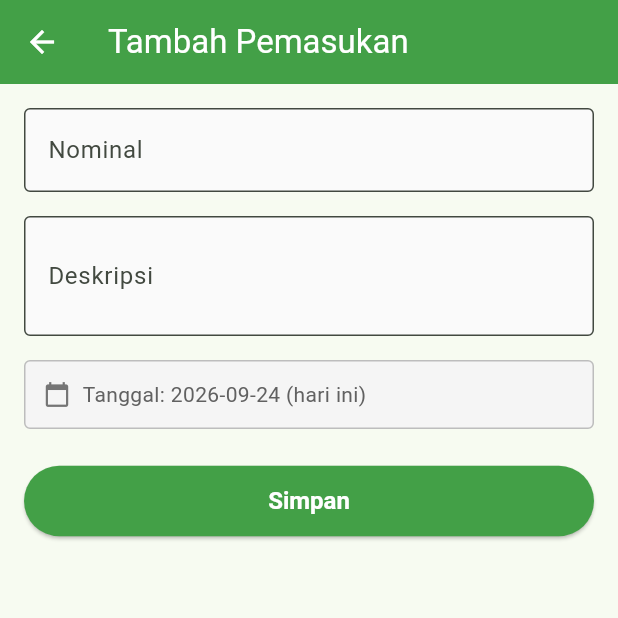
After one commit to AdaniMaulidan/catat_keuangan, a Flutter app: the screen it shows after launch, after a tap on the "add" icon, on a phone screen of 412 x 824 dp, the top half of it. The commit adds this screen. Run offline on Flutter 3.47's test engine with Material 3 defaults, Android fonts, the phone set to English and light mode, and no system bars; our stand-ins replace sqflite; accounts and stored records are empty.

Commit message:
Add income CRUD

```diff
--- /dev/null
+++ b/lib/screens/income/income_form_screen.dart
@@ -0,0 +1,239 @@
+import 'package:flutter/material.dart';
+import 'package:flutter/services.dart';
+import '../../models/transaction_model.dart';
+import '../../repositories/transaction_repository.dart';
+
+// Form untuk menambah atau mengedit pemasukan.
+//
+// Mode tambah: panggil tanpa parameter `transaction`.
+// Mode edit  : panggil dengan `transaction` berisi data yang ingin diedit.
+//
+// Setelah simpan berhasil, screen ini akan di-pop dengan nilai `true`
+// sehingga screen pemanggil bisa refresh daftarnya.
+class IncomeFormScreen extends StatefulWidget {
+  final TransactionModel? transaction; // null = mode tambah, non-null = mode edit
+
+  const IncomeFormScreen({super.key, this.transaction});
+
+  @override
+  State<IncomeFormScreen> createState() => _IncomeFormScreenState();
+}
+
+class _IncomeFormScreenState extends State<IncomeFormScreen> {
+  final _formKey = GlobalKey<FormState>();
+  final _amountController = TextEditingController();
+  final _descriptionController = TextEditingController();
+
+  final _repository = TransactionRepository();
+  bool _isSaving = false;
+
+  bool get _isEditMode => widget.transaction != null;
+
+  @override
+  void initState() {
+    super.initState();
+    // Jika mode edit, isi field dengan data yang sudah ada.
+    if (_isEditMode) {
+      _amountController.text =
+          widget.transaction!.amount.toStringAsFixed(0);
+      _descriptionController.text = widget.transaction!.description;
+    }
+  }
+
+  @override
+  void dispose() {
+    _amountController.dispose();
+    _descriptionController.dispose();
+    super.dispose();
+  }
+
+  // Mendapatkan tanggal hari ini dalam format YYYY-MM-DD.
+  String _getTodayDate() {
+    final now = DateTime.now();
+    final month = now.month.toString().padLeft(2, '0');
+    final day = now.day.toString().padLeft(2, '0');
+    return '${now.year}-$month-$day';
+  }
+
+  Future<void> _save() async {
+    // Validasi form — jika ada field yang invalid, hentikan.
+    if (!_formKey.currentState!.validate()) return;
+
+    final amountText = _amountController.text.trim();
+    final description = _descriptionController.text.trim();
+
+    // Parse nominal — validasi tambahan untuk memastikan angka valid.
+    final amount = double.tryParse(amountText);
+    if (amount == null || amount <= 0) {
+      _showError('Nominal tidak valid.');
+      return;
+    }
+
+    setState(() => _isSaving = true);
+
+    try {
+      if (_isEditMode) {
+        // Mode edit: pertahankan id, type, dan tanggal asli.
+        final updated = widget.transaction!.copyWith(
+          amount: amount,
+          description: description,
+        );
+        await _repository.updateTransaction(updated);
+      } else {
+        // Mode tambah: gunakan tanggal hari ini.
+        final newTransaction = TransactionModel(
+          type: TransactionModel.income,
+          amount: amount,
+          description: description,
+          date: _getTodayDate(),
+        );
+        await _repository.addTransaction(newTransaction);
+      }
+
+      if (mounted) {
+        // Kembalikan true ke screen pemanggil untuk trigger refresh.
+        Navigator.of(context).pop(true);
+      }
+    } catch (e) {
+      if (mounted) {
+        _showError('Gagal menyimpan: $e');
+      }
+    } finally {
+      if (mounted) setState(() => _isSaving = false);
+    }
+  }
+
+  void _showError(String message) {
+    ScaffoldMessenger.of(context).showSnackBar(
+      SnackBar(
+        content: Text(message),
+        backgroundColor: Colors.red.shade700,
+      ),
+    );
+  }
+
+  @override
+  Widget build(BuildContext context) {
+    final title = _isEditMode ? 'Edit Pemasukan' : 'Tambah Pemasukan';
+
+    return Scaffold(
+      appBar: AppBar(
+        title: Text(title),
+        backgroundColor: Colors.green.shade600,
+        foregroundColor: Colors.white,
+      ),
+      body: SingleChildScrollView(
+        padding: const EdgeInsets.all(16),
+        child: Form(
+          key: _formKey,
+          child: Column(
+            crossAxisAlignment: CrossAxisAlignment.stretch,
+            children: [
+              // --- Field Nominal ---
+              TextFormField(
+                controller: _amountController,
+                keyboardType: TextInputType.number,
+                inputFormatters: [
+                  // Hanya boleh angka
+                  FilteringTextInputFormatter.digitsOnly,
+                ],
+                decoration: InputDecoration(
+                  labelText: 'Nominal',
+                  hintText: 'Contoh: 5000000',
+                  prefixText: 'Rp ',
+                  border: const OutlineInputBorder(),
+                  filled: true,
+                  fillColor: Colors.grey.shade50,
+                ),
+                validator: (value) {
+                  if (value == null || value.trim().isEmpty) {
+                    return 'Nominal tidak boleh kosong.';
+                  }
+                  final parsed = double.tryParse(value.trim());
+                  if (parsed == null) {
+                    return 'Nominal harus berupa angka.';
+                  }
+                  if (parsed <= 0) {
+                    return 'Nominal harus lebih dari 0.';
+                  }
+                  return null;
+                },
+              ),
+              const SizedBox(height: 16),
+
+              // --- Field Deskripsi ---
+              TextFormField(
+                controller: _descriptionController,
+                keyboardType: TextInputType.text,
+                textCapitalization: TextCapitalization.sentences,
+                maxLines: 2,
+                decoration: InputDecoration(
+                  labelText: 'Deskripsi',
+                  hintText: 'Contoh: Gaji bulanan',
+                  border: const OutlineInputBorder(),
+                  filled: true,
+                  fillColor: Colors.grey.shade50,
+                ),
+                validator: (value) {
+                  if (value == null || value.trim().isEmpty) {
+                    return 'Deskripsi tidak boleh kosong.';
+                  }
+                  return null;
+                },
+              ),
+              const SizedBox(height: 16),
+
+              // --- Info Tanggal (read-only) ---
+              Container(
+                padding: const EdgeInsets.all(12),
+                decoration: BoxDecoration(
+                  color: Colors.grey.shade100,
+                  border: Border.all(color: Colors.grey.shade400),
+                  borderRadius: BorderRadius.circular(4),
+                ),
+                child: Row(
+                  children: [
+                    Icon(Icons.calendar_today,
+                        size: 18, color: Colors.grey.shade600),
+                    const SizedBox(width: 8),
+                    Text(
+                      _isEditMode
+                          ? 'Tanggal: ${widget.transaction!.date}'
+                          : 'Tanggal: ${_getTodayDate()} (hari ini)',
+                      style: TextStyle(color: Colors.grey.shade700),
+                    ),
+                  ],
+                ),
+              ),
+              const SizedBox(height: 24),
+
+              // --- Tombol Simpan ---
+              ElevatedButton(
+                onPressed: _isSaving ? null : _save,
+                style: ElevatedButton.styleFrom(
+                  backgroundColor: Colors.green.shade600,
+                  foregroundColor: Colors.white,
+                  padding: const EdgeInsets.symmetric(vertical: 14),
+                  textStyle: const TextStyle(
+                    fontSize: 16,
+                    fontWeight: FontWeight.bold,
+                  ),
+                ),
+                child: _isSaving
+                    ? const SizedBox(
+                        height: 20,
+                        width: 20,
+                        child: CircularProgressIndicator(
+                          color: Colors.white,
+                          strokeWidth: 2,
+                        ),
+                      )
+                    : Text(_isEditMode ? 'Simpan Perubahan' : 'Simpan'),
+              ),
+            ],
+          ),
+        ),
+      ),
+    );
+  }
+}
--- /dev/null
+++ b/lib/screens/income/income_screen.dart
@@ -0,0 +1,319 @@
+import 'package:flutter/material.dart';
+import '../../models/transaction_model.dart';
+import '../../repositories/transaction_repository.dart';
+import '../../utils/currency_formatter.dart';
+import 'income_form_screen.dart';
+
+// Screen daftar pemasukan.
+// Menampilkan semua transaksi dengan type 'income'.
+// Menyediakan aksi: tambah, edit, dan hapus.
+class IncomeScreen extends StatefulWidget {
+  const IncomeScreen({super.key});
+
+  @override
+  State<IncomeScreen> createState() => _IncomeScreenState();
+}
+
+class _IncomeScreenState extends State<IncomeScreen> {
+  final _repository = TransactionRepository();
+
+  // State: data pemasukan
+  List<TransactionModel> _incomeList = [];
+  bool _isLoading = true;
+  String? _errorMessage;
+
+  @override
+  void initState() {
+    super.initState();
+    _loadIncome();
+  }
+
+  // Mengambil data pemasukan dari repository.
+  Future<void> _loadIncome() async {
+    setState(() {
+      _isLoading = true;
+      _errorMessage = null;
+    });
+
+    try {
+      final data = await _repository.getIncomeTransactions();
+      if (mounted) {
+        setState(() {
+          _incomeList = data;
+          _isLoading = false;
+        });
+      }
+    } catch (e) {
+      if (mounted) {
+        setState(() {
+          _errorMessage = 'Gagal memuat data: $e';
+          _isLoading = false;
+        });
+      }
+    }
+  }
+
+  // Navigasi ke form tambah pemasukan.
+  Future<void> _navigateToAdd() async {
+    final result = await Navigator.of(context).push<bool>(
+      MaterialPageRoute(
+        builder: (_) => const IncomeFormScreen(),
+      ),
+    );
+    // Jika form mengembalikan true (berhasil simpan), refresh daftar.
+    if (result == true) {
+      await _loadIncome();
+    }
+  }
+
+  // Navigasi ke form edit pemasukan.
+  Future<void> _navigateToEdit(TransactionModel transaction) async {
+    final result = await Navigator.of(context).push<bool>(
+      MaterialPageRoute(
+        builder: (_) => IncomeFormScreen(transaction: transaction),
+      ),
+    );
+    if (result == true) {
+      await _loadIncome();
+    }
+  }
+
+  // Tampilkan dialog konfirmasi sebelum hapus.
+  Future<void> _confirmDelete(TransactionModel transaction) async {
+    final confirmed = await showDialog<bool>(
+      context: context,
+      builder: (ctx) => AlertDialog(
+        title: const Text('Hapus Pemasukan'),
+        content: Text(
+          'Apakah Anda yakin ingin menghapus pemasukan\n'
+          '"${transaction.description}"?',
+        ),
+        actions: [
+          TextButton(
+            onPressed: () => Navigator.of(ctx).pop(false),
+            child: const Text('Batal'),
+          ),
+          TextButton(
+            onPressed: () => Navigator.of(ctx).pop(true),
+            style: TextButton.styleFrom(foregroundColor: Colors.red),
+            child: const Text('Hapus'),
+          ),
+        ],
+      ),
+    );
+
+    if (confirmed == true) {
+      await _deleteIncome(transaction);
+    }
+  }
+
+  // Menjalankan penghapusan dan refresh daftar.
+  Future<void> _deleteIncome(TransactionModel transaction) async {
+    try {
+      await _repository.deleteTransaction(transaction.id!);
+      await _loadIncome();
+      if (mounted) {
+        ScaffoldMessenger.of(context).showSnackBar(
+          const SnackBar(
+            content: Text('Pemasukan berhasil dihapus.'),
+            duration: Duration(seconds: 2),
+          ),
+        );
+      }
+    } catch (e) {
+      if (mounted) {
+        ScaffoldMessenger.of(context).showSnackBar(
+          SnackBar(
+            content: Text('Gagal menghapus: $e'),
+            backgroundColor: Colors.red.shade700,
+          ),
+        );
+      }
+    }
+  }
+
+  // Mengubah format tanggal dari 'YYYY-MM-DD' ke tampilan yang lebih mudah dibaca.
+  // Contoh: '2026-09-24' → '24 Sep 2026'
+  String _formatDate(String date) {
+    final parts = date.split('-');
+    if (parts.length != 3) return date;
+
+    const months = [
+      '', 'Jan', 'Feb', 'Mar', 'Apr', 'Mei', 'Jun',
+      'Jul', 'Ags', 'Sep', 'Okt', 'Nov', 'Des',
+    ];
+
+    final day = int.tryParse(parts[2]) ?? 0;
+    final month = int.tryParse(parts[1]) ?? 0;
+    final year = parts[0];
+
+    if (month < 1 || month > 12) return date;
+    return '$day ${months[month]} $year';
+  }
+
+  @override
+  Widget build(BuildContext context) {
+    return Scaffold(
+      appBar: AppBar(
+        title: const Text('Pemasukan'),
+        backgroundColor: Colors.green.shade600,
+        foregroundColor: Colors.white,
+        actions: [
+          // Tombol refresh manual
+          IconButton(
+            icon: const Icon(Icons.refresh),
+            tooltip: 'Refresh',
+            onPressed: _loadIncome,
+          ),
+        ],
+      ),
+      body: _buildBody(),
+      floatingActionButton: FloatingActionButton(
+        onPressed: _navigateToAdd,
+        backgroundColor: Colors.green.shade600,
+        foregroundColor: Colors.white,
+        tooltip: 'Tambah Pemasukan',
+        child: const Icon(Icons.add),
+      ),
+    );
+  }
+
+  Widget _buildBody() {
+    // State: loading
+    if (_isLoading) {
+      return const Center(child: CircularProgressIndicator());
+    }
+
+    // State: error
+    if (_errorMessage != null) {
+      return Center(
+        child: Column(
+          mainAxisAlignment: MainAxisAlignment.center,
+          children: [
+            Icon(Icons.error_outline, size: 48, color: Colors.red.shade400),
+            const SizedBox(height: 12),
+            Text(
+              _errorMessage!,
+              textAlign: TextAlign.center,
+              style: TextStyle(color: Colors.red.shade700),
+            ),
+            const SizedBox(height: 12),
+            TextButton.icon(
+              onPressed: _loadIncome,
+              icon: const Icon(Icons.refresh),
+              label: const Text('Coba lagi'),
+            ),
+          ],
+        ),
+      );
+    }
+
+    // State: data kosong
+    if (_incomeList.isEmpty) {
+      return Center(
+        child: Column(
+          mainAxisAlignment: MainAxisAlignment.center,
+          children: [
+            Icon(Icons.inbox_outlined, size: 64, color: Colors.grey.shade400),
+            const SizedBox(height: 16),
+            Text(
+              'Belum ada pemasukan.',
+              style: TextStyle(
+                fontSize: 16,
+                color: Colors.grey.shade600,
+              ),
+            ),
+            const SizedBox(height: 8),
+            Text(
+              'Tekan tombol + untuk menambah pemasukan.',
+              style: TextStyle(
+                fontSize: 13,
+                color: Colors.grey.shade500,
+              ),
+            ),
+          ],
+        ),
+      );
+    }
+
+    // State: data tersedia
+    return ListView.separated(
+      padding: const EdgeInsets.symmetric(vertical: 8),
+      itemCount: _incomeList.length,
+      separatorBuilder: (_, __) => const Divider(height: 1),
+      itemBuilder: (context, index) {
+        final item = _incomeList[index];
+        return _IncomeListItem(
+          transaction: item,
+          formattedDate: _formatDate(item.date),
+          onEdit: () => _navigateToEdit(item),
+          onDelete: () => _confirmDelete(item),
+        );
+      },
+    );
+  }
+}
+
+// Widget item dalam daftar pemasukan.
+// Dipisahkan agar build method IncomeScreen tetap bersih.
+class _IncomeListItem extends StatelessWidget {
+  final TransactionModel transaction;
+  final String formattedDate;
+  final VoidCallback onEdit;
+  final VoidCallback onDelete;
+
+  const _IncomeListItem({
+    required this.transaction,
+    required this.formattedDate,
+    required this.onEdit,
+    required this.onDelete,
+  });
+
+  @override
+  Widget build(BuildContext context) {
+    return ListTile(
+      contentPadding: const EdgeInsets.symmetric(horizontal: 16, vertical: 4),
+      leading: CircleAvatar(
+        backgroundColor: Colors.green.shade100,
+        child: Icon(Icons.arrow_downward, color: Colors.green.shade700),
+      ),
+      title: Text(
+        transaction.description,
+        style: const TextStyle(fontWeight: FontWeight.w600),
+        maxLines: 1,
+        overflow: TextOverflow.ellipsis,
+      ),
+      subtitle: Text(
+        formattedDate,
+        style: TextStyle(fontSize: 12, color: Colors.grey.shade600),
+      ),
+      trailing: Row(
+        mainAxisSize: MainAxisSize.min,
+        children: [
+          // Nominal
+          Text(
+            CurrencyFormatter.format(transaction.amount),
+            style: TextStyle(
+              color: Colors.green.shade700,
+              fontWeight: FontWeight.bold,
+              fontSize: 14,
+            ),
+          ),
+          const SizedBox(width: 8),
+          // Tombol edit
+          IconButton(
+            icon: Icon(Icons.edit_outlined, color: Colors.blue.shade600),
+            tooltip: 'Edit',
+            onPressed: onEdit,
+          ),
+          // Tombol hapus
+          IconButton(
+            icon: Icon(Icons.delete_outline, color: Colors.red.shade600),
+            tooltip: 'Hapus',
+            onPressed: onDelete,
+          ),
+        ],
+      ),
+    );
+  }
+}
```
Also changed, not shown: lib/main.dart (+4 -108 lines), lib/utils/currency_formatter.dart (added, +34 -0 lines).
